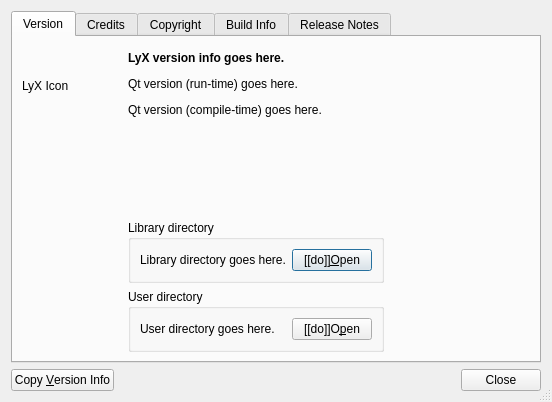
Before: the Qt Designer form src/frontends/qt/ui/AboutUi.ui in cburschka/lyx, drawn with Qt 5.
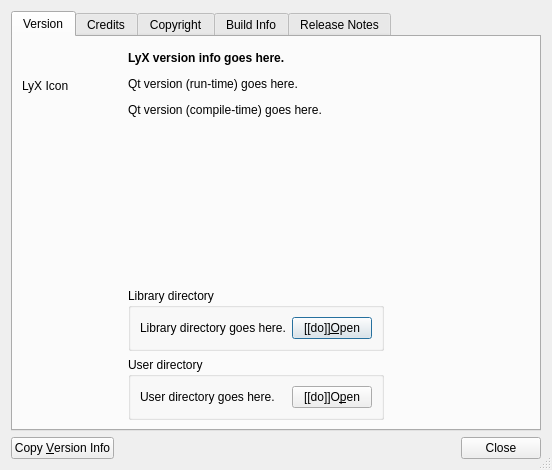
After: the same form once the commit is applied.

Commit message: Show python info in About LyX

```diff
--- a/src/frontends/qt/ui/AboutUi.ui
+++ b/src/frontends/qt/ui/AboutUi.ui
@@ -7,7 +7,7 @@
     <x>0</x>
     <y>0</y>
     <width>552</width>
-    <height>402</height>
+    <height>470</height>
    </rect>
   </property>
   <property name="windowTitle">
```
The commit also changes 1 other file.
